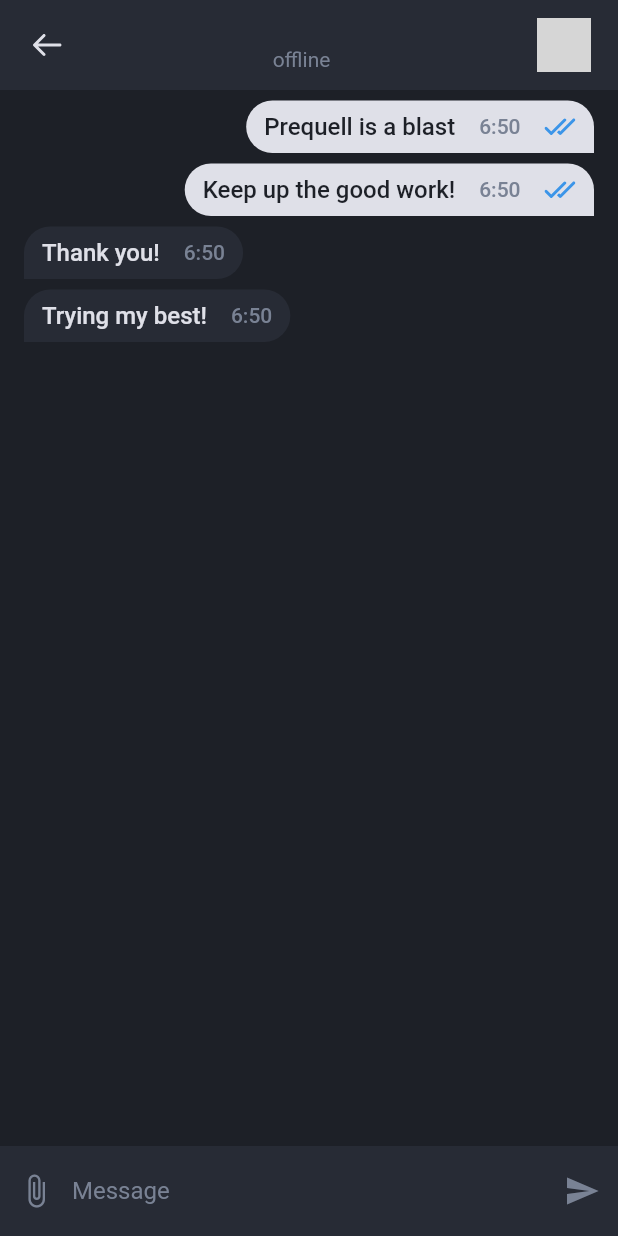
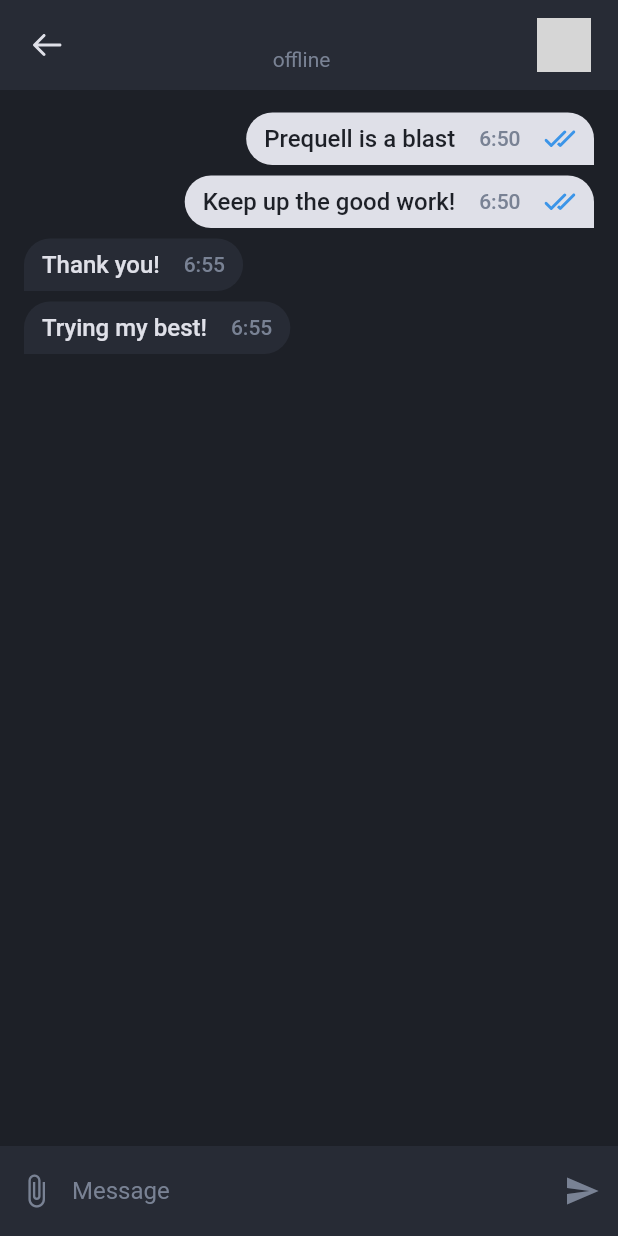
Before and after one commit to Elf80lvl/lofi, a Flutter app: the Chat screen opened directly with empty values, on a phone screen of 412 x 824 dp. Run offline on Flutter 3.47's test engine with Material 2 defaults, Android fonts, the light colour scheme and no system bars; our stand-ins replace badges, flutter_svg; grey boxes are pictures that could not be loaded.

```diff
--- a/lib/main.dart
+++ b/lib/main.dart
@@ -1,5 +1,6 @@
 import 'package:flutter/material.dart';
 import 'package:lofi/constants.dart';
+import 'package:lofi/screens/login/login_screen.dart';
 import 'screens/main_screen.dart';
 
 void main() {
@@ -20,7 +21,7 @@ class MyApp extends StatelessWidget {
         bottomAppBarColor: kBgColor,
         scaffoldBackgroundColor: kBgColor,
       ),
-      home: MainScreen(),
+      home: LoginScreen(),
     );
   }
 }
--- a/lib/screens/messages/chat.dart
+++ b/lib/screens/messages/chat.dart
@@ -1,6 +1,7 @@
 import 'package:flutter/material.dart';
 import 'package:flutter_svg/svg.dart';
 import 'package:lofi/constants.dart';
+import 'package:lofi/screens/messages/message.dart';
 
 class Chat extends StatelessWidget {
   Chat({this.name, this.avatarURL, this.isOnline});
@@ -71,24 +72,29 @@ class Chat extends StatelessWidget {
             ),
             Flexible(
               child: Padding(
-                padding: const EdgeInsets.symmetric(horizontal: 16),
+                padding:
+                    const EdgeInsets.symmetric(horizontal: 16, vertical: 8),
                 child: ListView(
                   children: [
-                    MessageRight(
+                    Message(
                       message: 'Prequell is a blast',
                       time: '6:50',
+                      isMe: true,
                     ),
-                    MessageRight(
+                    Message(
                       message: 'Keep up the good work!',
                       time: '6:50',
+                      isMe: true,
                     ),
-                    MessageLeft(
+                    Message(
                       message: 'Thank you!',
                       time: '6:55',
+                      isMe: false,
                     ),
-                    MessageLeft(
+                    Message(
                       message: 'Trying my best!',
                       time: '6:55',
+                      isMe: false,
                     ),
                   ],
                 ),
@@ -149,118 +155,118 @@ class Chat extends StatelessWidget {
   }
 }
 
-class MessageRight extends StatelessWidget {
-  const MessageRight({
-    Key key,
-    this.message,
-    this.time,
-  }) : super(key: key);
-  final String message, time;
+// class MessageRight extends StatelessWidget {
+//   const MessageRight({
+//     Key key,
+//     this.message,
+//     this.time,
+//   }) : super(key: key);
+//   final String message, time;
 
-  @override
-  Widget build(BuildContext context) {
-    return Padding(
-      padding: const EdgeInsets.only(top: 7),
-      child: Row(
-        children: [
-          Expanded(
-            child: Container(),
-          ),
-          Container(
-            padding: EdgeInsets.symmetric(vertical: 8, horizontal: 12),
-            decoration: BoxDecoration(
-              color: kMainWhite,
-              borderRadius: BorderRadius.only(
-                bottomLeft: Radius.circular(30),
-                topLeft: Radius.circular(30),
-                topRight: Radius.circular(30),
-              ),
-            ),
-            child: Row(
-              children: [
-                Text(
-                  message,
-                  textAlign: TextAlign.right,
-                  style: TextStyle(
-                      color: kBgColor,
-                      fontSize: 16,
-                      fontWeight: FontWeight.w500),
-                ),
-                SizedBox(
-                  width: 16,
-                ),
-                Text(
-                  '6:50',
-                  style: TextStyle(
-                      color: kSecondaryColor,
-                      fontSize: 14,
-                      fontWeight: FontWeight.w500),
-                ),
-                SizedBox(
-                  width: 16,
-                ),
-                SvgPicture.asset('assets/icons/msgChecked.svg'),
-              ],
-            ),
-          ),
-        ],
-      ),
-    );
-  }
-}
+//   @override
+//   Widget build(BuildContext context) {
+//     return Padding(
+//       padding: const EdgeInsets.only(top: 7),
+//       child: Row(
+//         children: [
+//           Expanded(
+//             child: Container(),
+//           ),
+//           Container(
+//             padding: EdgeInsets.symmetric(vertical: 8, horizontal: 12),
+//             decoration: BoxDecoration(
+//               color: kMainWhite,
+//               borderRadius: BorderRadius.only(
+//                 bottomLeft: Radius.circular(30),
+//                 topLeft: Radius.circular(30),
+//                 topRight: Radius.circular(30),
+//               ),
+//             ),
+//             child: Row(
+//               children: [
+//                 Text(
+//                   message,
+//                   textAlign: TextAlign.right,
+//                   style: TextStyle(
+//                       color: kBgColor,
+//                       fontSize: 16,
+//                       fontWeight: FontWeight.w500),
+//                 ),
+//                 SizedBox(
+//                   width: 16,
+//                 ),
+//                 Text(
+//                   '6:50',
+//                   style: TextStyle(
+//                       color: kSecondaryColor,
+//                       fontSize: 14,
+//                       fontWeight: FontWeight.w500),
+//                 ),
+//                 SizedBox(
+//                   width: 16,
+//                 ),
+//                 SvgPicture.asset('assets/icons/msgChecked.svg'),
+//               ],
+//             ),
+//           ),
+//         ],
+//       ),
+//     );
+//   }
+// }
 
-class MessageLeft extends StatelessWidget {
-  const MessageLeft({
-    Key key,
-    this.message,
-    this.time,
-  }) : super(key: key);
-  final String message, time;
+// class MessageLeft extends StatelessWidget {
+//   const MessageLeft({
+//     Key key,
+//     this.message,
+//     this.time,
+//   }) : super(key: key);
+//   final String message, time;
 
-  @override
-  Widget build(BuildContext context) {
-    return Padding(
-      padding: const EdgeInsets.only(top: 7),
-      child: Row(
-        children: [
-          Container(
-            padding: EdgeInsets.symmetric(vertical: 8, horizontal: 12),
-            decoration: BoxDecoration(
-              color: kBottomMenuBG,
-              borderRadius: BorderRadius.only(
-                bottomRight: Radius.circular(30),
-                topLeft: Radius.circular(30),
-                topRight: Radius.circular(30),
-              ),
-            ),
-            child: Row(
-              children: [
-                Text(
-                  message,
-                  textAlign: TextAlign.right,
-                  style: TextStyle(
-                      color: kMainWhite,
-                      fontSize: 16,
-                      fontWeight: FontWeight.w500),
-                ),
-                SizedBox(
-                  width: 16,
-                ),
-                Text(
-                  '6:50',
-                  style: TextStyle(
-                      color: kSecondaryColor,
-                      fontSize: 14,
-                      fontWeight: FontWeight.w500),
-                ),
-              ],
-            ),
-          ),
-          Expanded(
-            child: Container(),
-          ),
-        ],
-      ),
-    );
-  }
-}
+//   @override
+//   Widget build(BuildContext context) {
+//     return Padding(
+//       padding: const EdgeInsets.only(top: 7),
+//       child: Row(
+//         children: [
+//           Container(
+//             padding: EdgeInsets.symmetric(vertical: 8, horizontal: 12),
+//             decoration: BoxDecoration(
+//               color: kBottomMenuBG,
+//               borderRadius: BorderRadius.only(
+//                 bottomRight: Radius.circular(30),
+//                 topLeft: Radius.circular(30),
+//                 topRight: Radius.circular(30),
+//               ),
+//             ),
+//             child: Row(
+//               children: [
+//                 Text(
+//                   message,
+//                   textAlign: TextAlign.right,
+//                   style: TextStyle(
+//                       color: kMainWhite,
+//                       fontSize: 16,
+//                       fontWeight: FontWeight.w500),
+//                 ),
+//                 SizedBox(
+//                   width: 16,
+//                 ),
+//                 Text(
+//                   '6:50',
+//                   style: TextStyle(
+//                       color: kSecondaryColor,
+//                       fontSize: 14,
+//                       fontWeight: FontWeight.w500),
+//                 ),
+//               ],
+//             ),
+//           ),
+//           Expanded(
+//             child: Container(),
+//           ),
+//         ],
+//       ),
+//     );
+//   }
+// }
--- /dev/null
+++ b/lib/screens/messages/message.dart
@@ -0,0 +1,85 @@
+import 'package:flutter/material.dart';
+import 'package:flutter_svg/flutter_svg.dart';
+import 'package:lofi/constants.dart';
+
+class Message extends StatelessWidget {
+  const Message({
+    Key key,
+    this.message,
+    this.time,
+    this.isMe,
+  }) : super(key: key);
+
+  final String message, time;
+  final bool isMe;
+
+  @override
+  Widget build(BuildContext context) {
+    return Padding(
+      padding: const EdgeInsets.only(top: 7),
+      child: Row(
+        children: [
+          isMe
+              ? Expanded(
+                  child: Container(),
+                )
+              : SizedBox(),
+          Container(
+            padding: EdgeInsets.symmetric(vertical: 8, horizontal: 12),
+            decoration: BoxDecoration(
+              color: isMe ? kMainWhite : kBottomMenuBG,
+              borderRadius: isMe
+                  ? BorderRadius.only(
+                      bottomLeft: Radius.circular(30),
+                      topLeft: Radius.circular(30),
+                      topRight: Radius.circular(30),
+                    )
+                  : BorderRadius.only(
+                      bottomRight: Radius.circular(30),
+                      topLeft: Radius.circular(30),
+                      topRight: Radius.circular(30),
+                    ),
+            ),
+            child: Row(
+              children: [
+                Text(
+                  message,
+                  textAlign: TextAlign.right,
+                  style: TextStyle(
+                      color: isMe ? kBgColor : kMainWhite,
+                      fontSize: 16,
+                      fontWeight: FontWeight.w500),
+                ),
+                SizedBox(
+                  width: 16,
+                ),
+                Text(
+                  time,
+                  style: TextStyle(
+                      color: kSecondaryColor,
+                      fontSize: 14,
+                      fontWeight: FontWeight.w500),
+                ),
+                isMe // TODO Индикатор отправки сообщения
+                    ? Row(
+                        children: [
+                          SizedBox(
+                            width: 16,
+                          ),
+                          SvgPicture.asset('assets/icons/msgChecked.svg')
+                        ],
+                      )
+                    : SizedBox(),
+              ],
+            ),
+          ),
+          isMe
+              ? SizedBox()
+              : Expanded(
+                  child: Container(),
+                ),
+        ],
+      ),
+    );
+  }
+}
--- a/pubspec.yaml
+++ b/pubspec.yaml
@@ -31,6 +31,7 @@ dependencies:
   flutter_svg: ^0.19.3
   get: ^4.1.3
   badges: ^1.2.0
+  intro_slider: ^2.4.0
 
 
 dev_dependencies:
```
Also changed, not shown: lib/constants.dart (+14 -0 lines), lib/screens/login/login_screen.dart (added, +126 -0 lines), lib/screens/login/signup_screen.dart (added, +126 -0 lines), lib/screens/welcome/welcome_screen.dart (added, +67 -0 lines), assets/icons/logo.svg (added), pubspec.lock.
